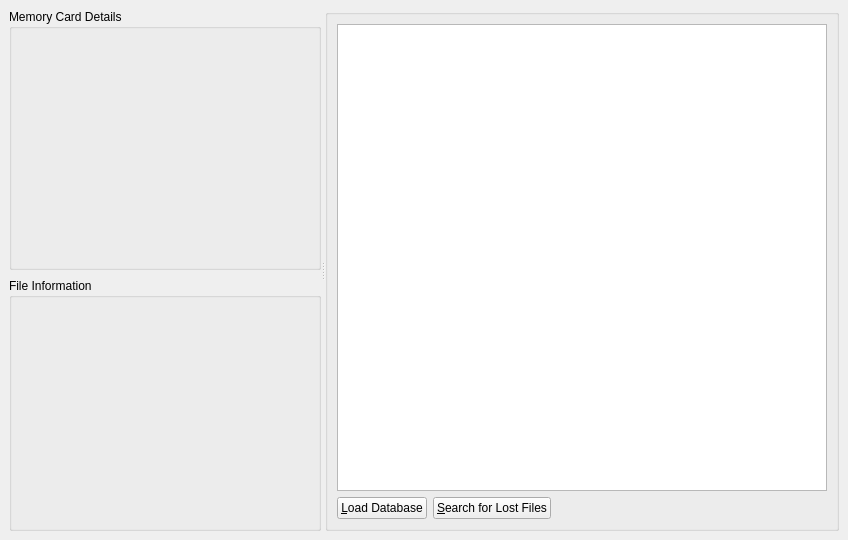
Old version of the form src/mcrecover/ui/McRecoverWindow.ui in the repository GerbilSoft/mcrecover.
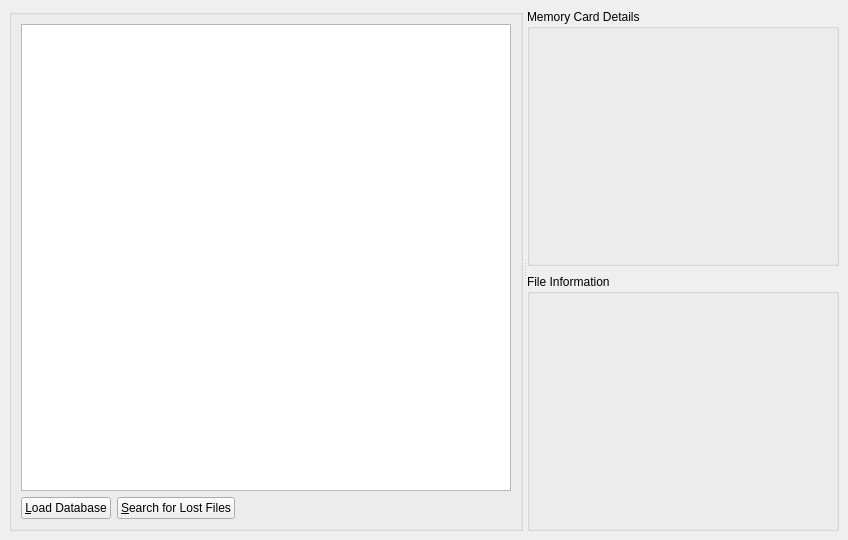
New version of the form. Custom widgets are drawn as their Qt base class.

Commit message:
McRecoverWindow: Move the file info panel to the right side.
This matches KDE Dolphin and other file browsers.

What changed in the file:
```diff
--- a/src/mcrecover/ui/McRecoverWindow.ui
+++ b/src/mcrecover/ui/McRecoverWindow.ui
@@ -26,67 +26,6 @@
       <property name="childrenCollapsible">
        <bool>false</bool>
       </property>
-      <widget class="QWidget" name="">
-       <layout class="QVBoxLayout" name="vboxCardFileInfo">
-        <property name="spacing">
-         <number>8</number>
-        </property>
-        <item>
-         <widget class="QGroupBox" name="grpMemCardInfo">
-          <property name="title">
-           <string>Memory Card Details</string>
-          </property>
-          <layout class="QVBoxLayout" name="vboxMemCardInfo">
-           <item>
-            <spacer name="vspcMemCardInfo">
-             <property name="orientation">
-              <enum>Qt::Vertical</enum>
-             </property>
-             <property name="sizeHint" stdset="0">
-              <size>
-               <width>20</width>
-               <height>220</height>
-              </size>
-             </property>
-            </spacer>
-           </item>
-          </layout>
-         </widget>
-        </item>
-        <item>
-         <widget class="QGroupBox" name="grpFileInfo">
-          <property name="title">
-           <string>File Information</string>
-          </property>
-          <layout class="QVBoxLayout" name="vboxFileInfo">
-           <item>
-            <widget class="MemCardFileView" name="mcfFileView" native="true">
-             <property name="minimumSize">
-              <size>
-               <width>146</width>
-               <height>32</height>
-              </size>
-             </property>
-            </widget>
-           </item>
-           <item>
-            <spacer name="vspcFileInfo">
-             <property name="orientation">
-              <enum>Qt::Vertical</enum>
-             </property>
-             <property name="sizeHint" stdset="0">
-              <size>
-               <width>20</width>
-               <height>40</height>
-              </size>
-             </property>
-            </spacer>
-           </item>
-          </layout>
-         </widget>
-        </item>
-       </layout>
-      </widget>
       <widget class="QWidget" name="">
        <layout class="QVBoxLayout" name="vboxFileList">
         <item>
@@ -138,6 +77,70 @@
         </item>
        </layout>
       </widget>
+      <widget class="QWidget" name="">
+       <layout class="QVBoxLayout" name="vboxCardFileInfo">
+        <property name="spacing">
+         <number>8</number>
+        </property>
+        <item>
+         <widget class="QGroupBox" name="grpMemCardInfo">
+          <property name="title">
+           <string>Memory Card Details</string>
+          </property>
+          <layout class="QVBoxLayout" name="vboxMemCardInfo">
+           <item>
+            <spacer name="vspcMemCardInfo">
+             <property name="orientation">
+              <enum>Qt::Vertical</enum>
+             </property>
+             <property name="sizeHint" stdset="0">
+              <size>
+               <width>20</width>
+               <height>40</height>
+              </size>
+             </property>
+            </spacer>
+           </item>
+          </layout>
+         </widget>
+        </item>
+        <item>
+         <widget class="QGroupBox" name="grpFileInfo">
+          <property name="title">
+           <string>File Information</string>
+          </property>
+          <layout class="QVBoxLayout" name="vboxFileInfo">
+           <item>
+            <widget class="MemCardFileView" name="mcfFileView" native="true">
+             <property name="minimumSize">
+              <size>
+               <width>146</width>
+               <height>32</height>
+              </size>
+             </property>
+             <property name="focusPolicy">
+              <enum>Qt::TabFocus</enum>
+             </property>
+            </widget>
+           </item>
+           <item>
+            <spacer name="vspcFileInfo">
+             <property name="orientation">
+              <enum>Qt::Vertical</enum>
+             </property>
+             <property name="sizeHint" stdset="0">
+              <size>
+               <width>20</width>
+               <height>40</height>
+              </size>
+             </property>
+            </spacer>
+           </item>
+          </layout>
+         </widget>
+        </item>
+       </layout>
+      </widget>
      </widget>
     </item>
    </layout>
```
Left out of the diff: 1 changed line with no effect on the pictures. The commit also changes 1 other file.
